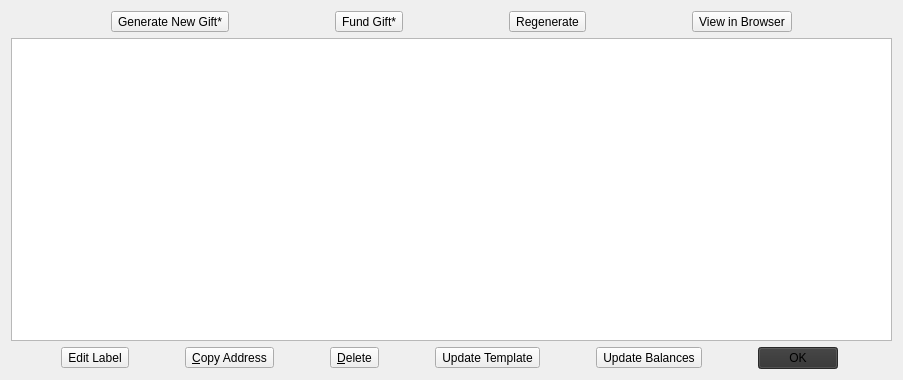
Old version of the form src/qt/forms/giftcardpage.ui in the repository LittleDuke/2GIVE.
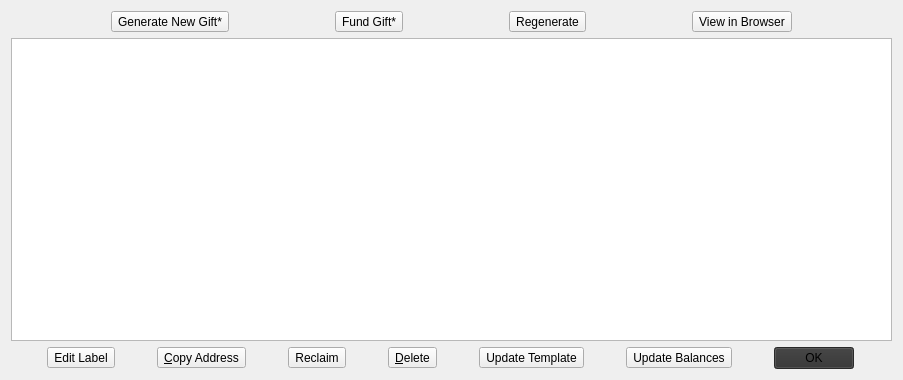
New version of the form. Icons and pictures are not drawn.

What changed in the file:
```diff
--- a/src/qt/forms/giftcardpage.ui
+++ b/src/qt/forms/giftcardpage.ui
@@ -110,6 +110,13 @@
        </property>
       </widget>
      </item>
+     <item>
+      <widget class="QToolButton" name="reclaimButton">
+       <property name="text">
+        <string>Reclaim</string>
+       </property>
+      </widget>
+     </item>
      <item>
       <widget class="QToolButton" name="deleteButton">
        <property name="toolTip">
```
